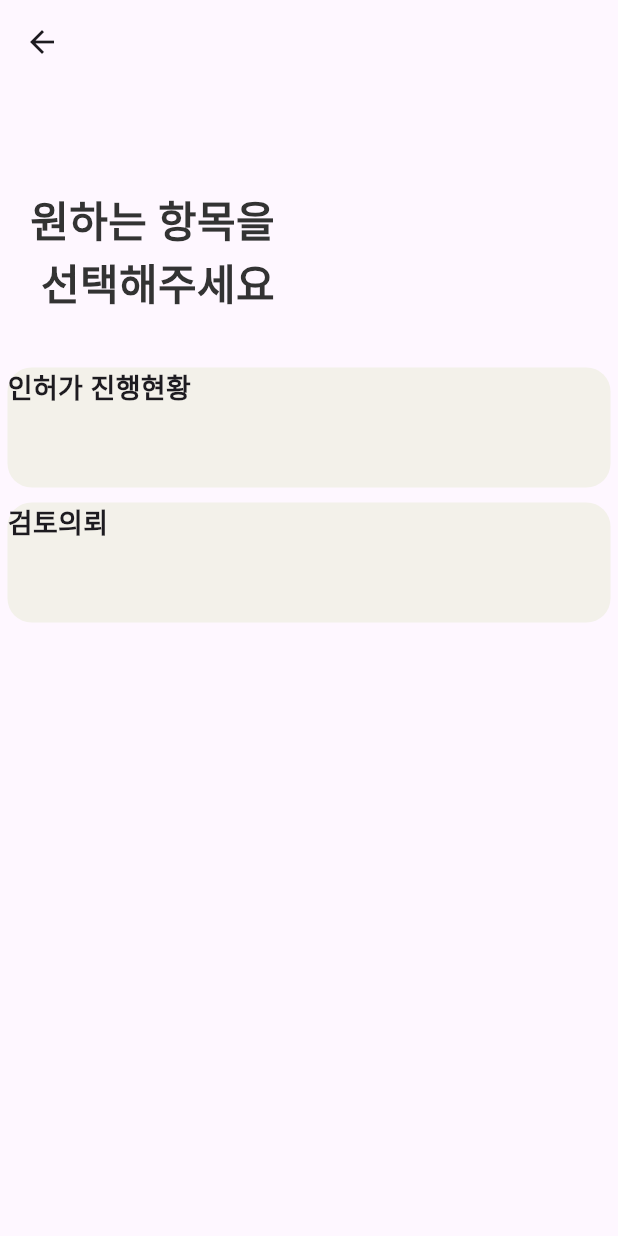
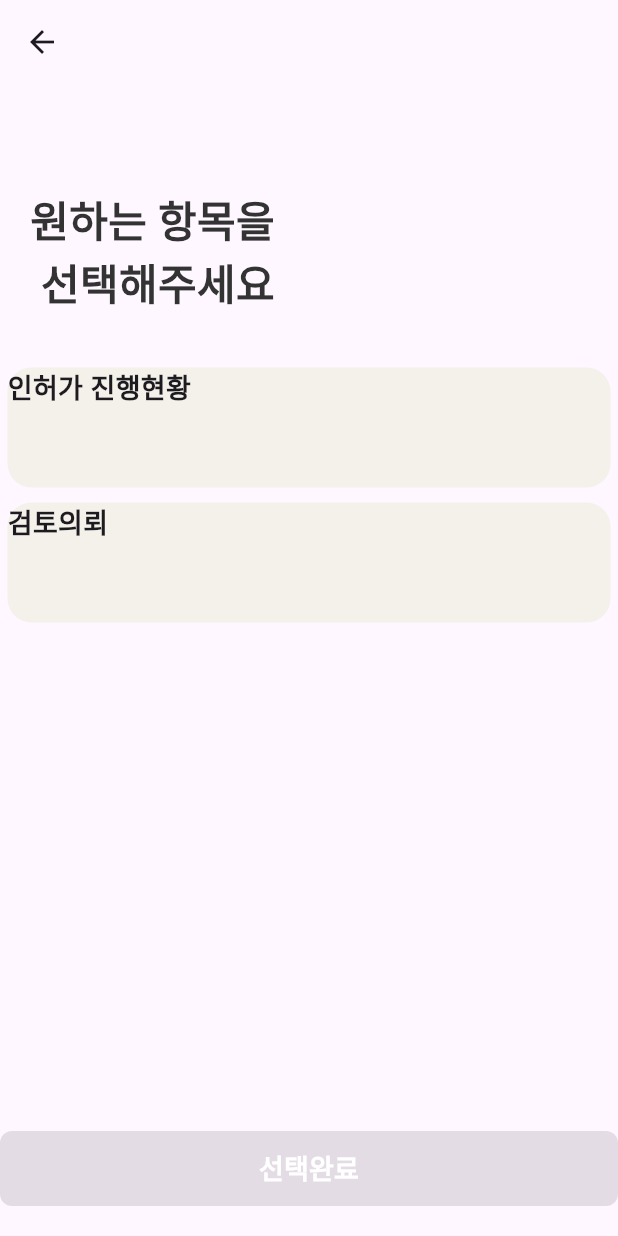
Before and after one commit to hoonek/designpractice, a Flutter app: the SelectOption screen opened directly, on a phone screen of 412 x 824 dp. Run offline on Flutter 3.47's test engine with Material 3 defaults, Android fonts, the phone set to English and light mode, and no system bars.

Commit message:
-finished to make selected screen

```diff
--- a/lib/start screen/selectoption.dart
+++ b/lib/start screen/selectoption.dart
@@ -1,10 +1,16 @@
-import 'package:designpractice/start%20screen/test.dart';
 import 'package:flutter/material.dart';
 import '../progress/progressuser.dart';
+import 'package:designpractice/start%20screen/test.dart';
 
+class SelectOption extends StatefulWidget {
+  const SelectOption({Key? key});
 
-class SelectOption extends StatelessWidget {
-  const SelectOption({Key? key});
+  @override
+  _SelectOptionState createState() => _SelectOptionState();
+}
+
+class _SelectOptionState extends State<SelectOption> {
+  int selectedIndex = -1;
 
   @override
   Widget build(BuildContext context) {
@@ -36,21 +42,9 @@ class SelectOption extends StatelessWidget {
                 List<String> titles = ['인허가 진행현황', '검토의뢰'];
                 return GestureDetector(
                   onTap: () {
-                    if (index == 0) {
-                      Navigator.push(
-                        context,
-                        MaterialPageRoute(
-                          builder: (context) => ProgressUser(),
-                        ),
-                      );
-                    } else if (index == 1) {
-                      Navigator.push(
-                        context,
-                        MaterialPageRoute(
-                          builder: (context) => Test(),
-                        ),
-                      );
-                    }
+                    setState(() {
+                      selectedIndex = index; // 선택한 항목의 index 값을 저장
+                    });
                   },
                   child: Container(
                     height: 80,
@@ -64,13 +58,59 @@ class SelectOption extends StatelessWidget {
                     ),
                     decoration: BoxDecoration(
                       borderRadius: BorderRadius.circular(16),
-                      color: Color(0xfff3f1ea),
+                      color: selectedIndex == index ? Color(0xff9e8477) : Color(0xfff3f1ea),
                     ),
                   ),
                 );
               },
             ),
           ),
+          SizedBox(height: 10), // 선택완료 버튼과 Expanded 사이 간격 추가
+          SizedBox(
+            height: 10, // 간격 조정을 위한 SizedBox의 height 값을 줄임
+          ),
+          ElevatedButton(
+            onPressed: selectedIndex != -1 ? () {
+              if (selectedIndex == 0) {
+                Navigator.push(
+                  context,
+                  MaterialPageRoute(
+                    builder: (context) => ProgressUser(),
+                  ),
+                );
+              } else if (selectedIndex == 1) {
+                Navigator.push(
+                  context,
+                  MaterialPageRoute(
+                    builder: (context) => Test(),
+                  ),
+                );
+              }
+            } : null, // 선택된 컨테이너가 없을 때 버튼이 비활성화됨
+            child: Container(
+              height: 50,
+              width: double.infinity, // 버튼의 너비를 화면 전체로 설정
+              alignment: Alignment.center, // 텍스트를 버튼 가운데 정렬
+              child: Text(
+                '선택완료',
+                style: TextStyle(
+                  color: Colors.white,
+                  // 선택된 컨테이너가 없을 때 텍스트 색상이 검정색으로 유지됨
+                  fontSize: 18,
+                  fontWeight: FontWeight.bold,
+                ),
+              ),
+            ),
+            style: ElevatedButton.styleFrom(
+              backgroundColor: selectedIndex != -1 ? Color(0xff9e8477) : Color(0xfff3f1ea),
+              // 선택된 컨테이너가 있을 때 버튼 배경색이 초록색으로, 없을 때는 회색으로 변경됨
+              shape: RoundedRectangleBorder(
+                borderRadius: BorderRadius.circular(8),
+                // 버튼의 모서리를 둥글게 설정
+              ),
+            ),
+          ),
+          SizedBox(height: 20), // 버튼과 화면 하단 간격 추가
         ],
       ),
     );
```
